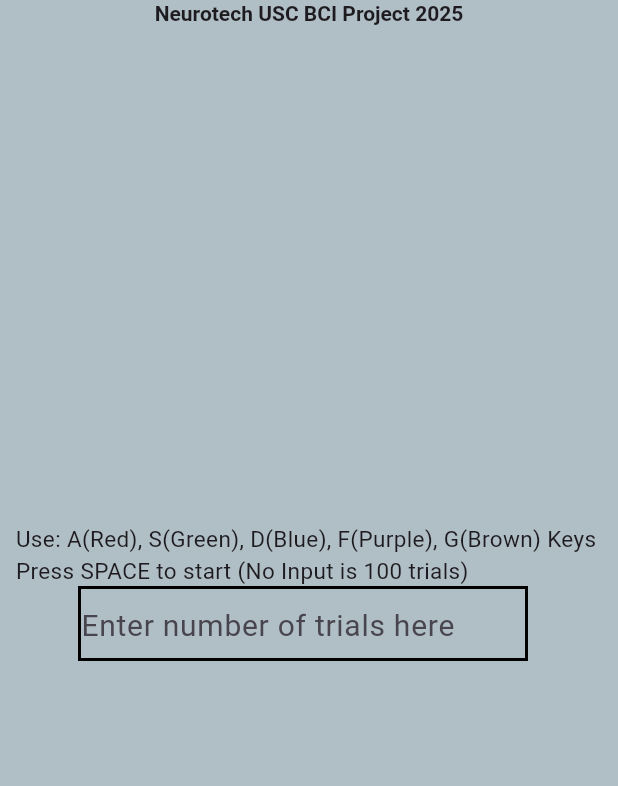
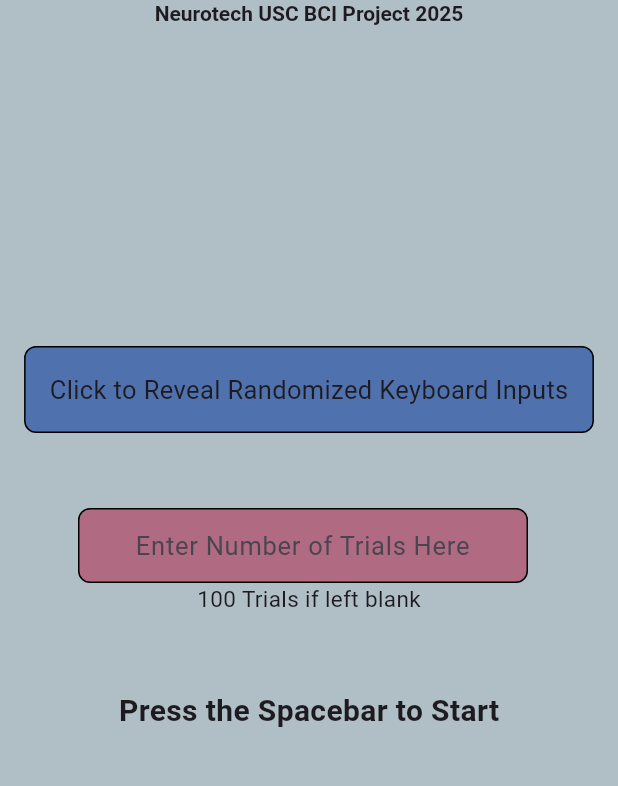
Before and after one commit to Neurotech-BCI/Application, a Flutter app: the screen it shows after launch, on a phone screen of 412 x 824 dp, the part 50-836 px from its top. Run offline on Flutter 3.47's test engine with Material 3 defaults, Android fonts, the phone set to English and light mode, and no system bars; our stand-ins replace csv, equatable, flutter_bloc, time.

Commit message:
STROOP: FINISHED TEST CONTORLLER UNIT

```diff
--- a/stroop/lib/main.dart
+++ b/stroop/lib/main.dart
@@ -7,6 +7,8 @@
 import 'package:path_provider/path_provider.dart';
 import 'package:csv/csv.dart';
 import 'dart:io';
+import 'package:equatable/equatable.dart';
+
 
 
 // Global colors and words
@@ -18,7 +20,16 @@
   const Color(0xFF9C27B0), // purple
 ];
 final List<String> words = ['Red', 'Blue', 'Green', 'Brown', 'Purple'];
+
 final List<int> types = [0, 1, 2];
+
+final List<LogicalKeyboardKey> keys = [
+  LogicalKeyboardKey.keyA,
+  LogicalKeyboardKey.keyS,
+  LogicalKeyboardKey.keyD,
+  LogicalKeyboardKey.keyF,
+  LogicalKeyboardKey.keyG,
+];
 
 // Make a top-level Random instance
 final Random randy = Random(DateTime.now().millisecondsSinceEpoch);
@@ -56,36 +67,67 @@
 // ------------------ TestController -----------------------
 class TestController {
   final int mTaskCount;
+  final int mCurrCount;
   final bool mStarted;
   final bool mFinished;
   final bool mCorrect;
+  final bool mStartQuestioning;
   final bool mQuestioning;
+  final DateTime mStartTime;
+  final DateTime mEndTime;
+  final List<int> mKeyBoardLayout;
 
   const TestController(
     this.mTaskCount,
+    this.mCurrCount,
     this.mStarted,
     this.mFinished,
     this.mCorrect,
+    this.mStartQuestioning,
     this.mQuestioning,
+    this.mStartTime,
+    this.mEndTime,
+    this.mKeyBoardLayout
   );
 }
 
 class TestControllerCubit extends Cubit<TestController> {
   TestControllerCubit()
-      : super(const TestController(0, false, false, false, false));
+      : super( TestController(0, 0, false, false, false, false, false, DateTime.utc(1970, 1, 1), DateTime.utc(1970, 1, 1), []));
 
+  List<int> generateUniqueRandomInts() {
+    // Create a list with numbers from 0 to 5
+    List<int> numbers = List.generate(5, (index) => index);
+
+    // Shuffle the list randomly
+    numbers.shuffle(randy);
+
+    return numbers;
+  }
+  void initKeys() {
+    emit(TestController(state.mTaskCount, state.mCurrCount, state.mStarted, state.mFinished, state.mCorrect, state.mStartQuestioning, state.mQuestioning, state.mStartTime, state.mEndTime, generateUniqueRandomInts()));
+  }
   void initStroop(int cnt) {
-    emit(TestController(cnt, !state.mStarted, state.mFinished, state.mCorrect, state.mQuestioning));
+    emit(TestController(cnt, state.mCurrCount, !state.mStarted, state.mFinished, state.mCorrect, state.mQuestioning, state.mStartQuestioning, state.mStartTime, state.mEndTime, state.mKeyBoardLayout));
   }
   void updateFinished() {
-    emit(TestController(state.mTaskCount, state.mStarted, !state.mFinished, state.mCorrect, state.mQuestioning));
+    emit(TestController(state.mTaskCount, state.mCurrCount, state.mStarted, !state.mFinished, state.mCorrect, state.mQuestioning, state.mStartQuestioning, state.mStartTime, state.mEndTime, state.mKeyBoardLayout));
   }
   void updateCorrect() {
-    emit(TestController(state.mTaskCount, state.mStarted, state.mFinished, !state.mCorrect, state.mQuestioning));
+    emit(TestController(state.mTaskCount, state.mCurrCount, state.mStarted, state.mFinished, !state.mCorrect, state.mQuestioning, state.mStartQuestioning, state.mStartTime, state.mEndTime, state.mKeyBoardLayout));
   }
   void updateQuestioning() {
-    //if(state.mQuestioning == false)
-    emit(TestController(state.mTaskCount, state.mStarted, state.mFinished, state.mCorrect, !state.mQuestioning));
+    if(state.mQuestioning == false)
+    {
+      emit(TestController(state.mTaskCount, state.mCurrCount + 1, state.mStarted, state.mFinished, state.mCorrect, true, !state.mQuestioning, DateTime.now(), state.mEndTime, state.mKeyBoardLayout));
+    }
+    else
+    {
+      emit(TestController(state.mTaskCount, state.mCurrCount, state.mStarted, state.mFinished, state.mCorrect, state.mStartQuestioning, !state.mQuestioning, state.mStartTime, DateTime.now(), state.mKeyBoardLayout));
+    }
+  }
+  void updateQuestioningStart() {
+    emit(TestController(state.mTaskCount, state.mCurrCount, state.mStarted, state.mFinished, state.mCorrect, false, state.mQuestioning, state.mStartTime, state.mEndTime, state.mKeyBoardLayout));
   }
 }
 
@@ -102,7 +144,7 @@
     this.endTimes,
     this.reactionTimes,
     this.accuracy,
-    this.timeOut,
+    this.timeOut
   );
 
   int boolToInt(bool value) => value ? 1 : 0;
@@ -189,7 +231,9 @@
         BlocProvider<TestControllerCubit>(
           create: (context) => TestControllerCubit(),
         ),
-        // Add more BLoCs here if needed
+        BlocProvider<CsvTrackerCubit>(
+          create: (context) => CsvTrackerCubit(),
+        ),
       ],
       child: const MyApp(),
     ),
@@ -254,7 +298,7 @@
                             !BlocProvider.of<TestControllerCubit>(context).state.mStarted ?
                               InputOnStart() : // ADD INPUT WIDGET HERE
                               BlocProvider.of<TestControllerCubit>(context).state.mQuestioning ?
-                                _buildTestObjectView(state) :
+                                _buildTestObjectView(state, context) :
                                 BlocProvider.of<TestControllerCubit>(context).state.mCorrect ?
                                   _responseOutput(true) :
                                   _responseOutput(false),
@@ -277,7 +321,14 @@
     );
   }
   // Helper function to choose which widget to display
-  Widget _buildTestObjectView(TestObjectState state) {
+  Widget _buildTestObjectView(TestObjectState state, BuildContext context) {
+    final  controllerCubit = context.read<TestControllerCubit>();
+    final objControllerCubit = context.read<TestObjectCubit>();
+    if(controllerCubit.state.mStartQuestioning == true)
+    {
+      objControllerCubit.update();
+      controllerCubit.updateQuestioningStart();
+    }
     if (state.mType == 0) {
       return _buildBoxTask(state.mColor);
     } else if (state.mType == 1) {
@@ -375,6 +426,8 @@
     WidgetsBinding.instance.addPostFrameCallback((_) {
       _focusNode.requestFocus();
     });
+    final controllerCubit = context.read<TestControllerCubit>();
+    controllerCubit.initKeys();
   }
 
   @override
@@ -411,9 +464,9 @@
       child: Column(
         mainAxisAlignment: MainAxisAlignment.center,
         children: [
-          Text('Use: A(Red), S(Green), D(Blue), F(Purple), G(Brown) Keys \nPress SPACE to start (No Input is 100 trials)',
-            style: const TextStyle(fontSize: 15)
-          ),
+          SizedBox(height: 10),
+          RevealTextWidget(),
+          SizedBox(height: 50),
           Row(
             mainAxisAlignment: MainAxisAlignment.center,
             children: [
@@ -421,14 +474,17 @@
                 height: 50,
                 width: 300,
                 decoration: BoxDecoration(
-                  border: Border.all(width: 2),
+                  color: const Color.fromARGB(255, 176, 106, 130),
+                  borderRadius: BorderRadius.circular(8.0),
+                  border: Border.all(color: Colors.black),
                 ),
                 child: TextField(
                   controller: _tec,
-                  style: const TextStyle(fontSize: 20),
+                  textAlign: TextAlign.center, // This centers the text
+                  style: const TextStyle(fontSize: 17.0),
                   keyboardType: TextInputType.number,
                   decoration: const InputDecoration(
-                    hintText: 'Enter number of trials here',
+                    hintText: 'Enter Number of Trials Here',
                     border: InputBorder.none,
                   ),
                 ),
@@ -436,6 +492,17 @@
               const SizedBox(width: 8),
             ],
           ),
+          Text('100 Trials if left blank',
+            style: const TextStyle(fontSize: 15)
+          ),
+          SizedBox(height: 50),
+          Text('Press the Spacebar to Start',
+            style: const TextStyle(
+              fontSize: 20,
+              fontWeight: FontWeight.bold
+            )
+          ),
+          SizedBox(height: 80),
         ],
       ),
     );
@@ -462,3 +529,67 @@
     setState(() => _showWait = false);
   }
 }
+
+class RevealTextWidget extends StatefulWidget {
+  const RevealTextWidget({super.key});
+
+  @override
+  RevealTextWidgetState createState() => RevealTextWidgetState();
+}
+
+class RevealTextWidgetState extends State<RevealTextWidget> {
+  bool _isRevealed = false;
+
+  void _toggleReveal() {
+    setState(() {
+      _isRevealed = !_isRevealed;
+    });
+  }
+
+  @override
+  Widget build(BuildContext context) {
+    return GestureDetector(
+      onTap: _toggleReveal,
+      child: Container(
+        padding: const EdgeInsets.all(16.0),
+        decoration: BoxDecoration(
+          color: const Color.fromARGB(255, 79, 113, 173),
+          borderRadius: BorderRadius.circular(8.0),
+          border: Border.all(color: Colors.black),
+        ),
+        child: Center(
+          child: ColoredTextExample(colored: _isRevealed),
+        ),
+      ),
+    );
+  }
+}
+
+class ColoredTextExample extends StatelessWidget {
+  final bool colored;
+
+  const ColoredTextExample({super.key, required this.colored});
+
+  @override
+  Widget build(BuildContext context) {
+    final controllerCubit = context.read<TestControllerCubit>();
+    if (colored) {
+      return RichText(
+        text: TextSpan(
+          style: DefaultTextStyle.of(context).style.copyWith(fontSize: 18.0),
+          children: List.generate(5, (index) {
+            return TextSpan(
+              text: '${keys[controllerCubit.state.mKeyBoardLayout[index]].debugName}: ${words[index]}\n',
+              style: TextStyle(color: colors[index], fontWeight: FontWeight.bold, fontSize: 18.0),
+            );
+          }),
+        ),
+      );
+    } else {
+      return const Text(
+        'Click to Reveal Randomized Keyboard Inputs',
+        style: TextStyle(fontSize: 17.0),
+      );
+    }
+  }
+}
--- a/stroop/pubspec.yaml
+++ b/stroop/pubspec.yaml
@@ -39,6 +39,7 @@
   bloc: ^9.0.0
   flutter_bloc: ^9.0.0
   path_provider: ^2.1.5
+  equatable: ^2.0.7
 
 dev_dependencies:
   flutter_test:
```
Also changed, not shown: stroop/pubspec.lock.
